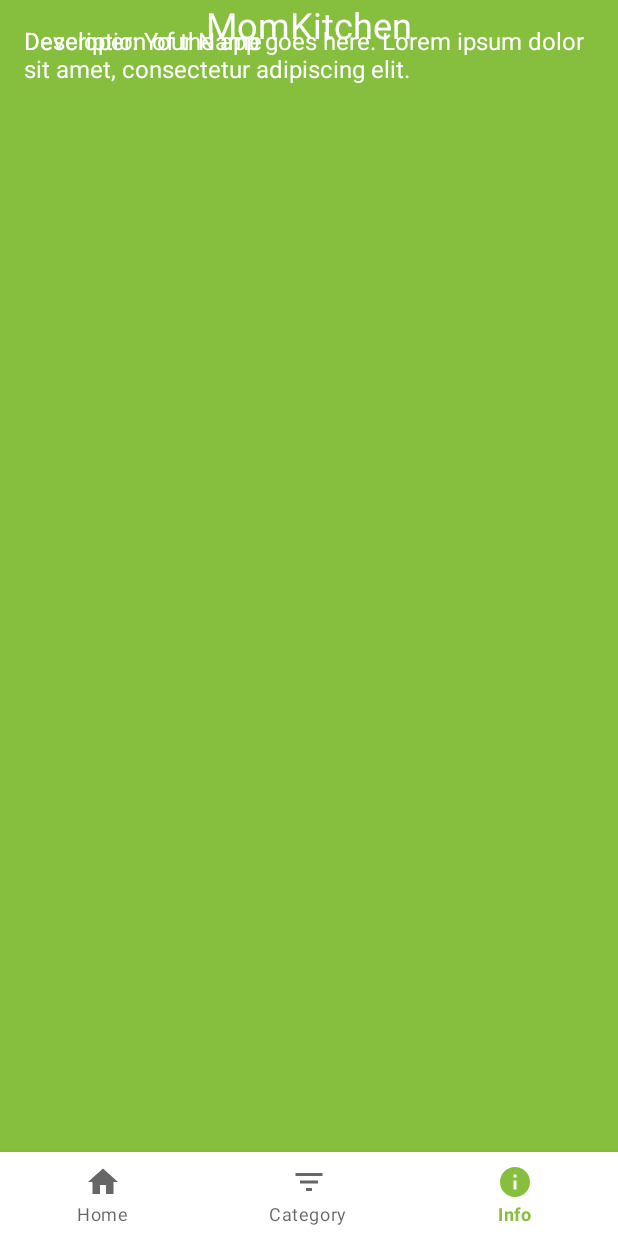
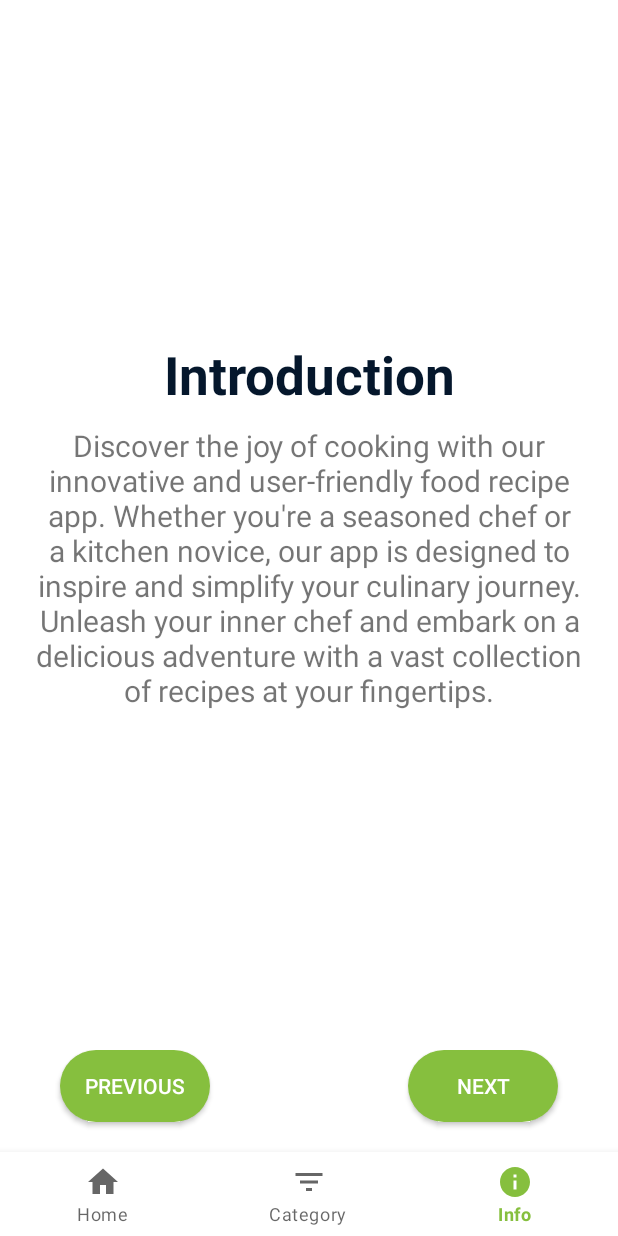
Before and after one commit to pongnatel/MomKitchen, an Android app: the screen it shows after launch (MainActivity), item 3 of the bottom bar chosen, on a phone screen of 412 x 824 dp. Run offline under Robolectric (Android 15) with nearby library versions, the phone set to English and light mode, and no system bars.

Commit message:
Auto stash before checking out "origin/master"

```diff
--- /dev/null
+++ b/app/src/main/java/com/example/momkitchen/Adapter/ViewPagerInfo.java
@@ -0,0 +1,58 @@
+package com.example.momkitchen.Adapter;
+
+import android.content.Context;
+import android.view.LayoutInflater;
+import android.view.View;
+import android.view.ViewGroup;
+import android.widget.TextView;
+
+import androidx.annotation.NonNull;
+import androidx.recyclerview.widget.RecyclerView;
+
+import com.example.momkitchen.Model.InfoModel;
+import com.example.momkitchen.R;
+
+import java.util.List;
+
+public class ViewPagerInfo extends RecyclerView.Adapter<ViewPagerInfo.ViewPagerInfoViewHolder>{
+    private final Context context;
+    private final List<InfoModel> allInfo;
+
+    public ViewPagerInfo(Context context, List<InfoModel> allInfo) {
+        this.context = context;
+        this.allInfo = allInfo;
+    }
+
+    @NonNull
+    @Override
+    public ViewPagerInfoViewHolder onCreateViewHolder(@NonNull ViewGroup parent, int viewType) {
+        View itemView;
+        itemView = LayoutInflater.from(parent.getContext()).inflate(R.layout.info_section, parent, false);
+        return new ViewPagerInfoViewHolder(itemView);
+    }
+
+    @Override
+    public void onBindViewHolder(@NonNull ViewPagerInfoViewHolder holder, int position) {
+        String title = allInfo.get(position).getTitle();
+        String desc = allInfo.get(position).getDesc();
+
+        holder.title.setText(title);
+        holder.desc.setText(desc);
+    }
+
+    @Override
+    public int getItemCount() {
+        return allInfo == null ? 0 : allInfo.size();
+    }
+
+    public static class ViewPagerInfoViewHolder extends RecyclerView.ViewHolder{
+        private TextView title;
+        private TextView desc;
+        public ViewPagerInfoViewHolder(@NonNull View itemView) {
+            super(itemView);
+
+            title = itemView.findViewById(R.id.info_title);
+            desc = itemView.findViewById(R.id.info_desc);
+        }
+    }
+}
--- a/app/src/main/java/com/example/momkitchen/Fragments/InfoFragment.java
+++ b/app/src/main/java/com/example/momkitchen/Fragments/InfoFragment.java
@@ -3,12 +3,25 @@ package com.example.momkitchen.Fragments;
 import android.os.Bundle;
 
 import androidx.fragment.app.Fragment;
+import androidx.recyclerview.widget.LinearLayoutManager;
+import androidx.recyclerview.widget.RecyclerView;
+import androidx.viewpager2.widget.ViewPager2;
 
 import android.view.LayoutInflater;
 import android.view.View;
 import android.view.ViewGroup;
+import android.widget.Button;
 
+import com.example.momkitchen.Adapter.RecyclerDataAdapter;
+import com.example.momkitchen.Adapter.ViewPagerAdapter;
+import com.example.momkitchen.Adapter.ViewPagerInfo;
+import com.example.momkitchen.Manager.InfoManager;
+import com.example.momkitchen.Manager.MealManager;
+import com.example.momkitchen.Model.InfoModel;
+import com.example.momkitchen.Model.MealModel;
 import com.example.momkitchen.R;
+
+import java.util.List;
 
 /**
  * A simple {@link Fragment} subclass.
@@ -17,44 +30,12 @@ import com.example.momkitchen.R;
  */
 public class InfoFragment extends Fragment {
 
-    // TODO: Rename parameter arguments, choose names that match
-    // the fragment initialization parameters, e.g. ARG_ITEM_NUMBER
-    private static final String ARG_PARAM1 = "param1";
-    private static final String ARG_PARAM2 = "param2";
-
-    // TODO: Rename and change types of parameters
-    private String mParam1;
-    private String mParam2;
-
     public InfoFragment() {
         // Required empty public constructor
     }
 
-    /**
-     * Use this factory method to create a new instance of
-     * this fragment using the provided parameters.
-     *
-     * @param param1 Parameter 1.
-     * @param param2 Parameter 2.
-     * @return A new instance of fragment infoFragment.
-     */
-    // TODO: Rename and change types and number of parameters
     public static InfoFragment newInstance(String param1, String param2) {
-        InfoFragment fragment = new InfoFragment();
-        Bundle args = new Bundle();
-        args.putString(ARG_PARAM1, param1);
-        args.putString(ARG_PARAM2, param2);
-        fragment.setArguments(args);
-        return fragment;
-    }
-
-    @Override
-    public void onCreate(Bundle savedInstanceState) {
-        super.onCreate(savedInstanceState);
-        if (getArguments() != null) {
-            mParam1 = getArguments().getString(ARG_PARAM1);
-            mParam2 = getArguments().getString(ARG_PARAM2);
-        }
+        return new InfoFragment();
     }
 
     @Override
@@ -63,4 +44,36 @@ public class InfoFragment extends Fragment {
         // Inflate the layout for this fragment
         return inflater.inflate(R.layout.fragment_info, container, false);
     }
+
+    @Override
+    public void onViewCreated(View view, Bundle savedInstanceState) {
+        super.onViewCreated(view, savedInstanceState);
+
+        // Load meal data
+        List<InfoModel> allInfo = InfoManager.getAllSections(requireContext());
+
+        ViewPager2 viewPager2 = (ViewPager2) getView().findViewById(R.id.info_section);
+        viewPager2.setAdapter(new ViewPagerInfo(this.getContext(), allInfo));
+
+        Button buttonNext = getView().findViewById(R.id.info_next);
+        Button buttonPrevious = getView().findViewById(R.id.info_previous);
+
+        buttonNext.setOnClickListener(new View.OnClickListener() {
+            @Override
+            public void onClick(View v) {
+                if (viewPager2.getCurrentItem() < viewPager2.getAdapter().getItemCount() - 1) {
+                    viewPager2.setCurrentItem(viewPager2.getCurrentItem() + 1);
+                }
+            }
+        });
+
+        buttonPrevious.setOnClickListener(new View.OnClickListener() {
+            @Override
+            public void onClick(View v) {
+                if (viewPager2.getCurrentItem() > 0) {
+                    viewPager2.setCurrentItem(viewPager2.getCurrentItem() - 1);
+                }
+            }
+        });
+    }
 }
--- /dev/null
+++ b/app/src/main/java/com/example/momkitchen/Manager/InfoManager.java
@@ -0,0 +1,52 @@
+package com.example.momkitchen.Manager;
+
+import android.content.Context;
+
+
+import com.example.momkitchen.Model.InfoModel;
+import com.example.momkitchen.Utilities.JsonLoader;
+
+import org.json.JSONArray;
+import org.json.JSONException;
+import org.json.JSONObject;
+
+import java.util.ArrayList;
+import java.util.List;
+
+public class InfoManager {
+
+    public static List<InfoModel> getAllSections(Context context) {
+        List<InfoModel> allSections = new ArrayList<>();
+
+        try {
+            String file = "info.json";  // Assuming the JSON file is named "info.json"
+            JSONArray jsonArray = JsonLoader.loadJson(context, file);
+            int max = jsonArray.length();
+
+            for (int i = 0; i < max; i++) {
+                JSONObject jsonObject = jsonArray.getJSONObject(i);
+                InfoModel section = createAppInfoSection(jsonObject);
+                allSections.add(section);
+            }
+        } catch (Exception e) {
+            // Handle exception or log error
+            e.printStackTrace();
+        }
+
+        return allSections;
+    }
+
+    private static InfoModel createAppInfoSection(JSONObject jsonObject) {
+        try {
+            String title = jsonObject.getString("title");
+            String desc = jsonObject.getString("desc");
+
+            return new InfoModel(title, desc);
+
+        } catch (JSONException e) {
+            e.printStackTrace();
+            // Handle JSON parsing exception
+            return null;
+        }
+    }
+}
--- /dev/null
+++ b/app/src/main/java/com/example/momkitchen/Model/InfoModel.java
@@ -0,0 +1,20 @@
+package com.example.momkitchen.Model;
+
+public class InfoModel {
+    private final String title;
+    private final String desc;
+
+    public InfoModel(String title, String desc) {
+        this.title = title;
+        this.desc = desc;
+    }
+
+    public String getTitle() {
+        return title;
+    }
+
+    public String getDesc() {
+        return desc;
+    }
+
+}
--- a/app/src/main/res/layout/fragment_info.xml
+++ b/app/src/main/res/layout/fragment_info.xml
@@ -1,39 +1,59 @@
 <FrameLayout xmlns:android="http://schemas.android.com/apk/res/android"
+    xmlns:app="http://schemas.android.com/apk/res-auto"
     xmlns:tools="http://schemas.android.com/tools"
     android:layout_width="match_parent"
     android:layout_height="match_parent"
-    android:background="@color/customGreen"
     tools:context=".Fragments.InfoFragment">
 
-    <TextView
-        android:id="@+id/textAppName"
-        android:layout_width="wrap_content"
-        android:layout_height="wrap_content"
-        android:text="MomKitchen"
-        android:textSize="24sp"
-        android:textColor="@android:color/white"
-        android:layout_gravity="center_horizontal"/>
+    <androidx.constraintlayout.widget.ConstraintLayout
+        android:layout_width="match_parent"
+        android:layout_height="match_parent"
+        android:orientation="vertical">
 
-    <TextView
-        android:id="@+id/textAppDescription"
-        android:layout_width="match_parent"
-        android:layout_height="wrap_content"
-        android:text="Description of the app goes here. Lorem ipsum dolor sit amet, consectetur adipiscing elit."
-        android:textSize="16sp"
-        android:textColor="@android:color/white"
-        android:layout_below="@id/textAppName"
-        android:layout_marginTop="16dp"
-        android:layout_marginHorizontal="16dp"/>
+        <androidx.viewpager2.widget.ViewPager2
+            android:id="@+id/info_section"
+            android:layout_width="match_parent"
+            android:layout_height="0dp"
+            app:layout_constraintBottom_toTopOf="@+id/constraintLayout"
+            app:layout_constraintEnd_toEndOf="parent"
+            app:layout_constraintStart_toStartOf="parent"
+            app:layout_constraintTop_toTopOf="parent"
+            app:layout_constraintVertical_weight="1" />
 
-    <TextView
-        android:id="@+id/textDeveloper"
-        android:layout_width="wrap_content"
-        android:layout_height="wrap_content"
-        android:text="Developer: Your Name"
-        android:textSize="16sp"
-        android:textColor="@android:color/white"
-        android:layout_below="@id/textAppDescription"
-        android:layout_marginTop="16dp"
-        android:layout_marginHorizontal="16dp"/>
+        <androidx.constraintlayout.widget.ConstraintLayout
+            android:id="@+id/constraintLayout"
+            android:layout_width="match_parent"
+            android:layout_height="wrap_content"
+            android:orientation="horizontal"
+            app:layout_constraintBottom_toBottomOf="parent"
+            app:layout_constraintEnd_toEndOf="parent"
+            app:layout_constraintHorizontal_bias="1.0"
+            app:layout_constraintStart_toStartOf="parent">
+
+            <androidx.appcompat.widget.AppCompatButton
+                android:id="@+id/info_next"
+                android:layout_width="100dp"
+                android:layout_height="48dp"
+                android:layout_marginEnd="40dp"
+                android:layout_marginBottom="20dp"
+                android:background="@drawable/button"
+                android:text="Next"
+                android:textColor="@color/white"
+                app:layout_constraintBottom_toBottomOf="parent"
+                app:layout_constraintEnd_toEndOf="parent" />
+
+            <androidx.appcompat.widget.AppCompatButton
+                android:id="@+id/info_previous"
+                android:layout_width="100dp"
+                android:layout_height="48dp"
+                android:layout_marginStart="40dp"
+                android:layout_marginBottom="20dp"
+                android:background="@drawable/button"
+                android:text="Previous"
+                android:textColor="@color/white"
+                app:layout_constraintBottom_toBottomOf="parent"
+                app:layout_constraintStart_toStartOf="parent" />
+        </androidx.constraintlayout.widget.ConstraintLayout>
+    </androidx.constraintlayout.widget.ConstraintLayout>
 
 </FrameLayout>
--- /dev/null
+++ b/app/src/main/res/layout/info_section.xml
@@ -0,0 +1,33 @@
+<?xml version="1.0" encoding="utf-8"?>
+<LinearLayout xmlns:android="http://schemas.android.com/apk/res/android"
+    android:layout_width="match_parent"
+    android:layout_height="match_parent"
+    android:orientation="vertical"
+    android:gravity="center"
+    >
+
+    <TextView
+        android:id="@+id/info_title"
+        android:layout_width="match_parent"
+        android:layout_height="wrap_content"
+        android:text="Introduction"
+        android:textSize="35sp"
+        android:textColor="@color/customBlack"
+        android:textStyle="bold"
+        android:textAlignment="center"
+        android:layout_marginHorizontal="30dp"
+        android:layout_marginBottom="10dp"
+        />
+
+    <TextView
+        android:id="@+id/info_desc"
+        android:layout_width="match_parent"
+        android:layout_height="wrap_content"
+        android:text="@string/demo_info_desc"
+        android:textAlignment="center"
+        android:textSize="20sp"
+        android:layout_marginHorizontal="15dp"
+        />
+
+
+</LinearLayout>
--- a/app/src/main/res/values/strings.xml
+++ b/app/src/main/res/values/strings.xml
@@ -1,6 +1,7 @@
 <resources>
     <string name="app_name">MomKitchen</string>
     <string name="hello_blank_fragment">Hello blank fragment</string>
+    <string name="demo_info_desc">Discover the joy of cooking with our innovative and user-friendly food recipe app. Whether you\'re a seasoned chef or a kitchen novice, our app is designed to inspire and simplify your culinary journey. Unleash your inner chef and embark on a delicious adventure with a vast collection of recipes at your fingertips.</string>
     <item name="home" type="id"/>
     <item name="category" type="id"/>
     <item name="info" type="id"/>
```
Also changed, not shown: app/src/main/assets/info.json (added, +14 -0 lines).
